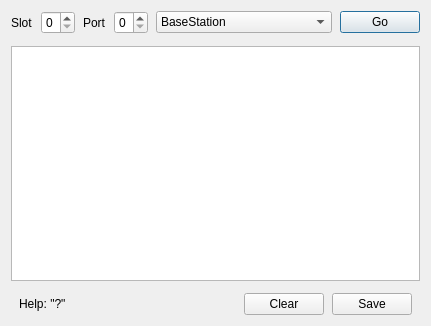
billkarsh/SpikeGLX, file Forms/IMBISTDlg.ui: the form before one commit.
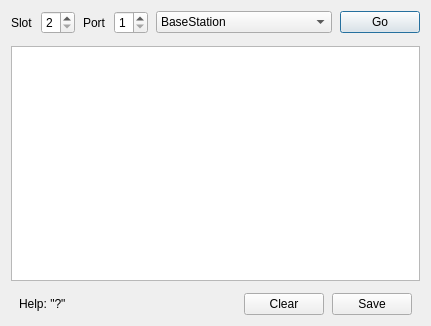
The form after the commit.

Diff of the .ui file:
```diff
--- a/Forms/IMBISTDlg.ui
+++ b/Forms/IMBISTDlg.ui
@@ -55,6 +55,9 @@
          <verstretch>0</verstretch>
         </sizepolicy>
        </property>
+       <property name="minimum">
+        <number>2</number>
+       </property>
        <property name="maximum">
         <number>8</number>
        </property>
@@ -69,8 +72,11 @@
      </item>
      <item>
       <widget class="QSpinBox" name="portSB">
+       <property name="minimum">
+        <number>1</number>
+       </property>
        <property name="maximum">
-        <number>3</number>
+        <number>4</number>
        </property>
       </widget>
      </item>
```
